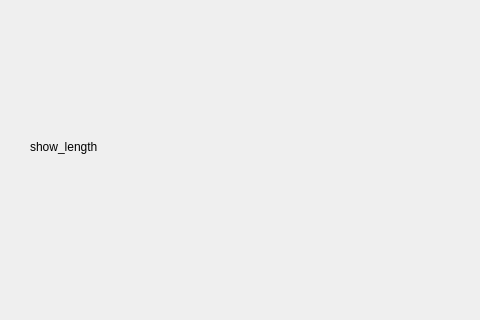
This is mainwindow.ui in yi1397/Image-processing-eel-sorter as Qt 5 draws it before an edit; both pictures show x 0 to 480 and y 409 to 729 of the 1159 by 729 pixel window. The edited form follows.
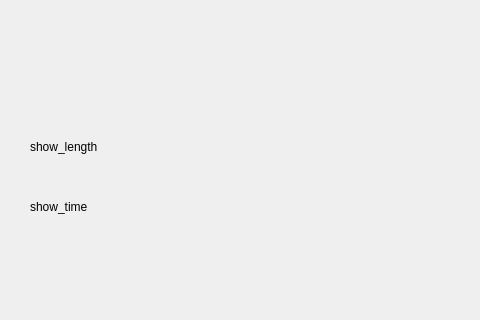
This is the edited form.

```diff
--- a/mainwindow.ui
+++ b/mainwindow.ui
@@ -40,6 +40,19 @@
      <string>show_length</string>
     </property>
    </widget>
+   <widget class="QLabel" name="time_label">
+    <property name="geometry">
+     <rect>
+      <x>30</x>
+      <y>590</y>
+      <width>161</width>
+      <height>51</height>
+     </rect>
+    </property>
+    <property name="text">
+     <string>show_time</string>
+    </property>
+   </widget>
   </widget>
   <widget class="QMenuBar" name="menubar">
    <property name="geometry">
```
